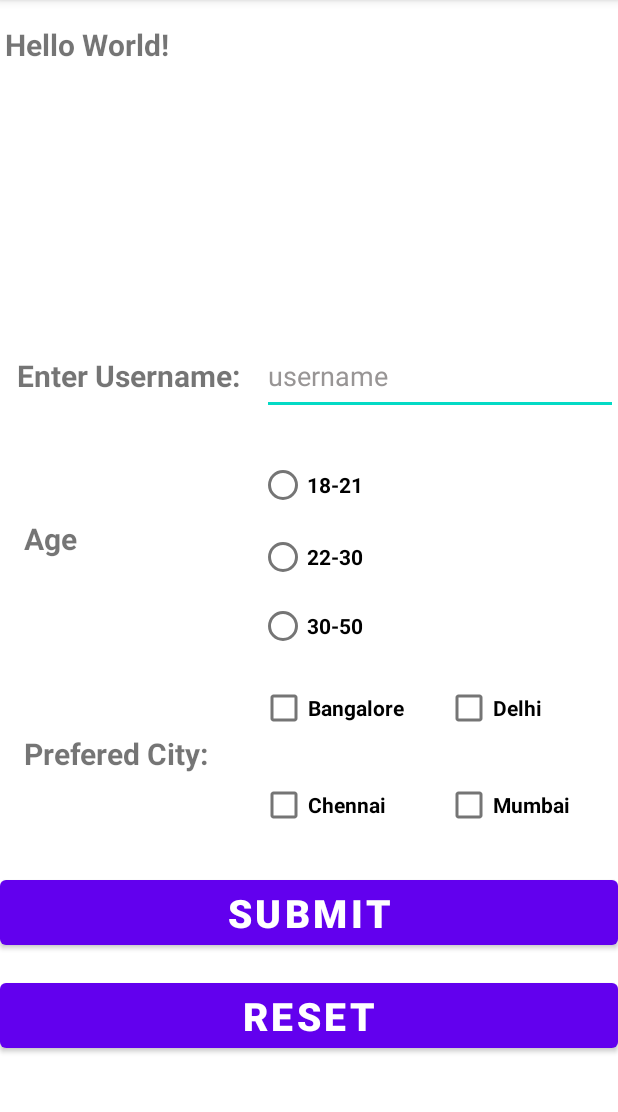
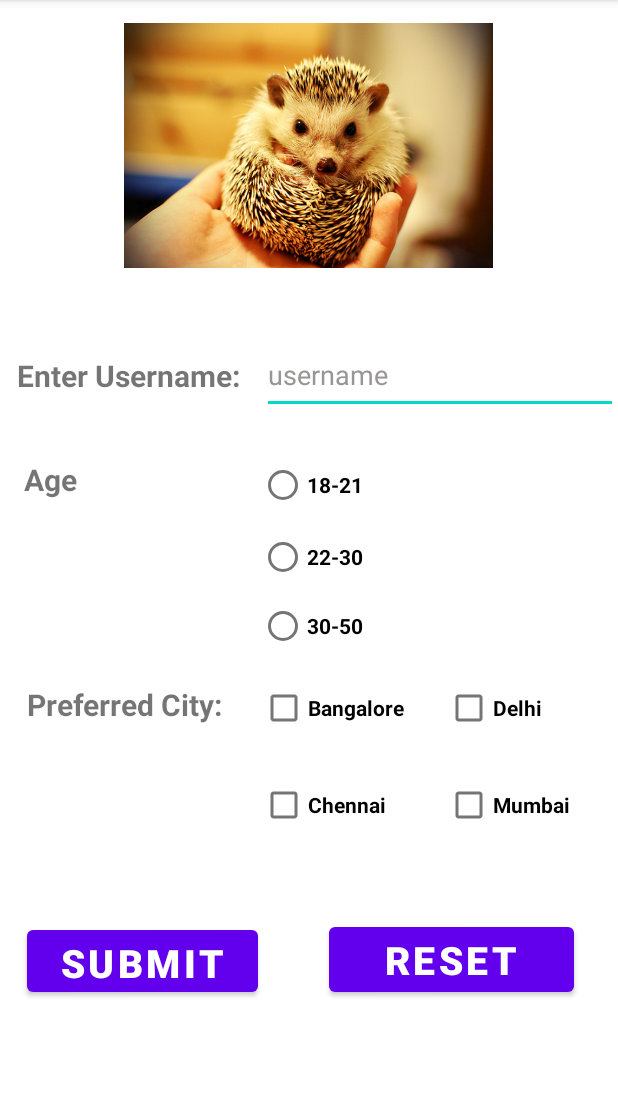
Before and after one commit to mbharti321/androidProjects, an Android app: the screen it shows after launch (MainActivity), on a phone screen of 412 x 824 dp, the part 84-1196 px from its top. Run offline under Robolectric (Android 15) with nearby library versions, the phone set to English and light mode, and no system bars.

Commit message:
add onClickListener to mainActivity.java

```diff
--- a/ManoLab6/app/src/main/java/com/example/manolab6/MainActivity.java
+++ b/ManoLab6/app/src/main/java/com/example/manolab6/MainActivity.java
@@ -3,12 +3,62 @@ package com.example.manolab6;
 import androidx.appcompat.app.AppCompatActivity;
 
 import android.os.Bundle;
+import android.view.View;
+import android.widget.Button;
+import android.widget.CheckBox;
+import android.widget.EditText;
+import android.widget.RadioButton;
+import android.widget.RadioGroup;
+import android.widget.TextView;
+import android.widget.Toast;
 
 public class MainActivity extends AppCompatActivity {
+
+    private EditText mUsername;
+    private RadioGroup mRadioGroup;
+    private CheckBox mCheckBangalore, mCheckChennai, mCheckMumbai, mCheckDelhi;
+    private Button mSubmit, mReset;
+
 
     @Override
     protected void onCreate(Bundle savedInstanceState) {
         super.onCreate(savedInstanceState);
         setContentView(R.layout.activity_main);
+
+        mSubmit = findViewById(R.id.btnSubmit);
+        mReset = findViewById(R.id.btnReset);
+
+        mUsername = findViewById(R.id.editTextUsername);
+        mRadioGroup = findViewById(R.id.radioGroup);
+
+
+        mSubmit.setOnClickListener(new View.OnClickListener() {
+            @Override
+            public void onClick(View v) {
+                StringBuffer displayMsg = new StringBuffer();
+                displayMsg.append(mUsername.getText()).append("\n");
+
+                int selectedRadio = mRadioGroup.getCheckedRadioButtonId();
+                Button ageButton = findViewById(selectedRadio);
+                if(selectedRadio == -1){
+                    Toast.makeText(MainActivity.this, "Please select one age group",Toast.LENGTH_SHORT).show();
+                }
+                else{
+                    displayMsg.append(ageButton.getText());
+                }
+
+
+               Toast.makeText(MainActivity.this, displayMsg,Toast.LENGTH_SHORT).show();
+            }
+        });
+
+        mReset.setOnClickListener(new View.OnClickListener() {
+            @Override
+            public void onClick(View v) {
+                Toast.makeText(MainActivity.this, "Hi", Toast.LENGTH_SHORT).show();
+            }
+        });
     }
+
+
 }
--- a/ManoLab6/app/src/main/res/layout/activity_main.xml
+++ b/ManoLab6/app/src/main/res/layout/activity_main.xml
@@ -10,7 +10,7 @@
         android:id="@+id/checkDelhi"
         android:layout_width="115dp"
         android:layout_height="45dp"
-        android:text="Delhi"
+        android:text="@string/delhi"
         android:textStyle="bold"
         app:layout_constraintBottom_toBottomOf="parent"
         app:layout_constraintEnd_toEndOf="parent"
@@ -24,41 +24,30 @@
         android:layout_width="134dp"
         android:layout_height="49dp"
         android:gravity="center_vertical"
-        android:text="Prefered City:"
+        android:text="@string/preferred_city"
         android:textSize="20sp"
         android:textStyle="bold"
         app:layout_constraintBottom_toBottomOf="parent"
         app:layout_constraintEnd_toEndOf="parent"
-        app:layout_constraintHorizontal_bias="0.057"
+        app:layout_constraintHorizontal_bias="0.064"
         app:layout_constraintStart_toStartOf="parent"
         app:layout_constraintTop_toTopOf="parent"
-        app:layout_constraintVertical_bias="0.665" />
-
-    <TextView
-        android:layout_width="127dp"
-        android:layout_height="43dp"
-        android:text="Hello World!"
-        android:textSize="20sp"
-        android:textStyle="bold"
-        app:layout_constraintBottom_toBottomOf="parent"
-        app:layout_constraintEnd_toEndOf="parent"
-        app:layout_constraintHorizontal_bias="0.011"
-        app:layout_constraintLeft_toLeftOf="parent"
-        app:layout_constraintRight_toRightOf="parent"
-        app:layout_constraintStart_toStartOf="parent"
-        app:layout_constraintTop_toTopOf="parent"
-        app:layout_constraintVertical_bias="0.022" />
+        app:layout_constraintVertical_bias="0.62" />
 
     <ImageView
         android:id="@+id/imageView"
-        android:layout_width="127dp"
-        android:layout_height="141dp"
+        android:layout_width="246dp"
+        android:layout_height="194dp"
+        android:src="@drawable/hedgehog"
         app:layout_constraintBottom_toBottomOf="parent"
         app:layout_constraintEnd_toEndOf="parent"
+        app:layout_constraintHorizontal_bias="0.497"
         app:layout_constraintStart_toStartOf="parent"
         app:layout_constraintTop_toTopOf="parent"
-        app:layout_constraintVertical_bias="0.027"
-        tools:srcCompat="@tools:sample/avatars" />
+        app:layout_constraintVertical_bias="0.0"
+        tools:srcCompat="@tools:sample/avatars"
+        android:contentDescription="@string/hedgehog"
+        tools:ignore="HardcodedText" />
 
     <RadioGroup
         android:id="@+id/radioGroup"
@@ -75,21 +64,21 @@
             android:id="@+id/radioBtn1"
             android:layout_width="match_parent"
             android:layout_height="wrap_content"
-            android:text="18-21"
+            android:text="@string/_18_21"
             android:textStyle="bold" />
 
         <RadioButton
             android:id="@+id/radioBtn2"
             android:layout_width="match_parent"
             android:layout_height="wrap_content"
-            android:text="22-30"
+            android:text="@string/_22_30"
             android:textStyle="bold" />
 
         <RadioButton
             android:id="@+id/radioBtn3"
             android:layout_width="match_parent"
             android:layout_height="wrap_content"
-            android:text="30-50"
+            android:text="@string/_30_50"
             android:textStyle="bold" />
     </RadioGroup>
 
@@ -98,7 +87,7 @@
         android:layout_width="159dp"
         android:layout_height="52dp"
         android:gravity="center_vertical"
-        android:text="Enter Username: "
+        android:text="@string/enter_username"
         android:textSize="20sp"
         android:textStyle="bold"
         app:layout_constraintBottom_toBottomOf="parent"
@@ -113,7 +102,7 @@
         android:layout_width="99dp"
         android:layout_height="45dp"
         android:gravity="center_vertical"
-        android:text="Age"
+        android:text="@string/age"
         android:textSize="20sp"
         android:textStyle="bold"
         app:layout_constraintBottom_toBottomOf="parent"
@@ -121,14 +110,14 @@
         app:layout_constraintHorizontal_bias="0.051"
         app:layout_constraintStart_toStartOf="parent"
         app:layout_constraintTop_toTopOf="parent"
-        app:layout_constraintVertical_bias="0.466" />
+        app:layout_constraintVertical_bias="0.411" />
 
     <EditText
-        android:id="@+id/editTextTextPersonName"
+        android:id="@+id/editTextUsername"
         android:layout_width="237dp"
         android:layout_height="52dp"
         android:ems="10"
-        android:hint="username"
+        android:hint="@string/username"
         android:inputType="textPersonName"
         android:textColorHint="#989595"
         app:layout_constraintBottom_toBottomOf="parent"
@@ -136,13 +125,13 @@
         app:layout_constraintHorizontal_bias="1.0"
         app:layout_constraintStart_toStartOf="parent"
         app:layout_constraintTop_toTopOf="parent"
-        app:layout_constraintVertical_bias="0.314" />
+        app:layout_constraintVertical_bias="0.313" />
 
     <CheckBox
         android:id="@+id/checkBangalore"
         android:layout_width="115dp"
         android:layout_height="45dp"
-        android:text="Bangalore"
+        android:text="@string/bangalore"
         android:textStyle="bold"
         app:layout_constraintBottom_toBottomOf="parent"
         app:layout_constraintEnd_toEndOf="parent"
@@ -155,7 +144,7 @@
         android:id="@+id/checkChennai"
         android:layout_width="115dp"
         android:layout_height="45dp"
-        android:text="Chennai"
+        android:text="@string/chennai"
         android:textStyle="bold"
         app:layout_constraintBottom_toBottomOf="parent"
         app:layout_constraintEnd_toEndOf="parent"
@@ -168,7 +157,7 @@
         android:id="@+id/checkMumbai"
         android:layout_width="115dp"
         android:layout_height="45dp"
-        android:text="Mumbai"
+        android:text="@string/mumbai"
         android:textStyle="bold"
         app:layout_constraintBottom_toBottomOf="parent"
         app:layout_constraintEnd_toEndOf="parent"
@@ -179,30 +168,30 @@
 
     <Button
         android:id="@+id/btnSubmit"
-        android:layout_width="0dp"
-        android:layout_height="wrap_content"
-        android:text="Submit"
+        android:layout_width="154dp"
+        android:layout_height="53dp"
+        android:text="@string/submit"
         android:textSize="26sp"
         android:textStyle="bold"
         app:layout_constraintBottom_toBottomOf="parent"
         app:layout_constraintEnd_toEndOf="parent"
-        app:layout_constraintHorizontal_bias="1.0"
+        app:layout_constraintHorizontal_bias="0.07"
         app:layout_constraintStart_toStartOf="parent"
         app:layout_constraintTop_toTopOf="parent"
-        app:layout_constraintVertical_bias="0.815" />
+        app:layout_constraintVertical_bias="0.859" />
 
     <Button
         android:id="@+id/btnReset"
-        android:layout_width="0dp"
-        android:layout_height="wrap_content"
-        android:text="Reset"
+        android:layout_width="163dp"
+        android:layout_height="55dp"
+        android:text="@string/reset"
         android:textSize="26sp"
         android:textStyle="bold"
         app:layout_constraintBottom_toBottomOf="parent"
         app:layout_constraintEnd_toEndOf="parent"
-        app:layout_constraintHorizontal_bias="0.0"
+        app:layout_constraintHorizontal_bias="0.883"
         app:layout_constraintStart_toStartOf="parent"
         app:layout_constraintTop_toTopOf="parent"
-        app:layout_constraintVertical_bias="0.911" />
+        app:layout_constraintVertical_bias="0.859" />
 
 </androidx.constraintlayout.widget.ConstraintLayout>
--- a/ManoLab6/app/src/main/res/values/strings.xml
+++ b/ManoLab6/app/src/main/res/values/strings.xml
@@ -1,3 +1,17 @@
 <resources>
     <string name="app_name">ManoLab6</string>
+    <string name="delhi">Delhi</string>
+    <string name="preferred_city">Preferred City:</string>
+    <string name="_18_21">18-21</string>
+    <string name="_22_30">22-30</string>
+    <string name="_30_50">30-50</string>
+    <string name="enter_username">Enter Username:</string>
+    <string name="age">Age</string>
+    <string name="username">username</string>
+    <string name="bangalore">Bangalore</string>
+    <string name="chennai">Chennai</string>
+    <string name="mumbai">Mumbai</string>
+    <string name="submit">Submit</string>
+    <string name="reset">Reset</string>
+    <string name="hedgehog">hedgehog</string>
 </resources>
```
